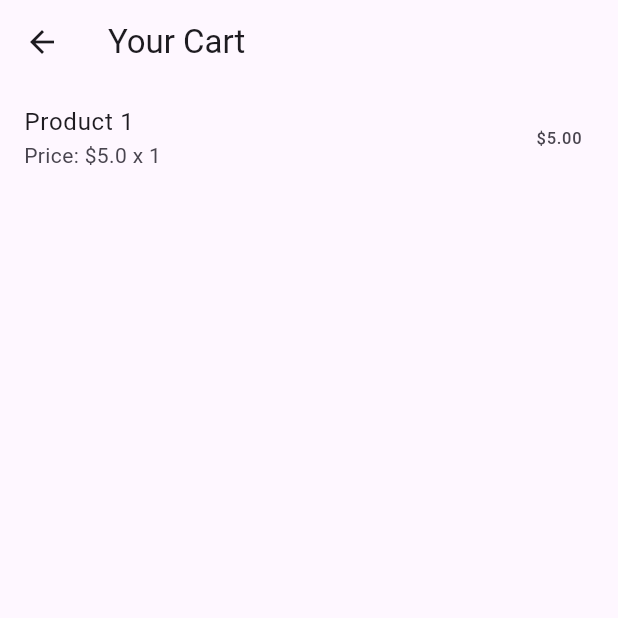
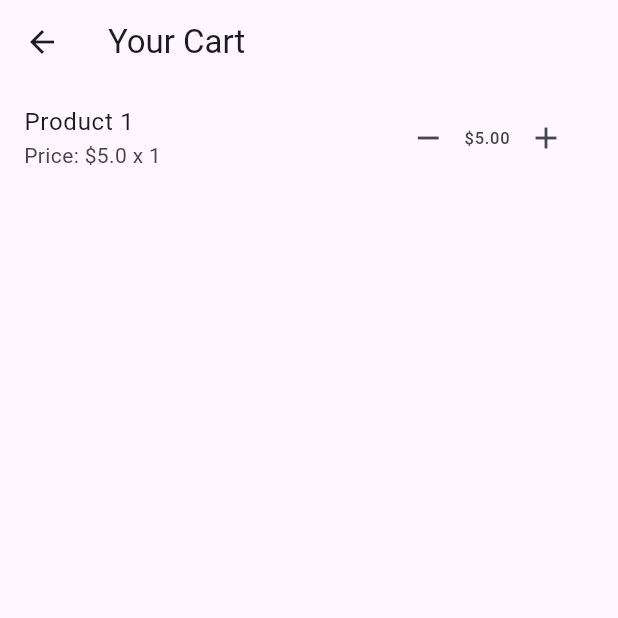
Before and after one commit to ginuraB/quikimart, a Flutter app: the ProductDetailsScreen screen opened directly with empty values, after a tap on "Add to Cart", on a phone screen of 412 x 824 dp, the top half of it. Run offline on Flutter 3.47's test engine with Material 3 defaults, Android fonts, the light colour scheme and no system bars.

Commit message:
final commit for UI  cart fixed everthing working

```diff
--- a/lib/cart_screen.dart
+++ b/lib/cart_screen.dart
@@ -1,14 +1,16 @@
 import 'package:flutter/material.dart';
 import 'cart_item.dart'; // Import Cart Item Model
+import 'cart_state.dart'; // Import global cart list
 
-class CartScreen extends StatelessWidget {
-  final List<CartItem> cartItems;
+class CartScreen extends StatefulWidget {
+  @override
+  _CartScreenState createState() => _CartScreenState();
+}
 
-  CartScreen({required this.cartItems});
-
+class _CartScreenState extends State<CartScreen> {
   @override
   Widget build(BuildContext context) {
-    double totalPrice = cartItems.fold(0.0, (sum, item) => sum + item.totalPrice);
+    double totalPrice = globalCart.fold(0.0, (sum, item) => sum + item.totalPrice);
 
     return Scaffold(
       appBar: AppBar(title: Text('Your Cart')),
@@ -16,13 +18,38 @@ class CartScreen extends StatelessWidget {
         children: [
           Expanded(
             child: ListView.builder(
-              itemCount: cartItems.length,
+              itemCount: globalCart.length,
               itemBuilder: (context, index) {
-                final item = cartItems[index];
+                final item = globalCart[index];
                 return ListTile(
                   title: Text(item.name),
                   subtitle: Text('Price: \$${item.price} x ${item.quantity}'),
-                  trailing: Text('\$${item.totalPrice.toStringAsFixed(2)}'),
+                  trailing: Row(
+                    mainAxisSize: MainAxisSize.min,
+                    children: [
+                      IconButton(
+                        icon: Icon(Icons.remove),
+                        onPressed: () {
+                          setState(() {
+                            if (item.quantity > 1) {
+                              item.quantity--;
+                            } else {
+                              globalCart.removeAt(index);
+                            }
+                          });
+                        },
+                      ),
+                      Text('\$${item.totalPrice.toStringAsFixed(2)}'),
+                      IconButton(
+                        icon: Icon(Icons.add),
+                        onPressed: () {
+                          setState(() {
+                            item.quantity++;
+                          });
+                        },
+                      ),
+                    ],
+                  ),
                 );
               },
             ),
--- a/lib/cart_state.dart
+++ b/lib/cart_state.dart
@@ -1,4 +1,4 @@
 import 'cart_item.dart';
 
-// Shared cart list
+// Shared cart list across screens
 List<CartItem> globalCart = [];
--- a/lib/product_details_screen.dart
+++ b/lib/product_details_screen.dart
@@ -1,17 +1,23 @@
 import 'package:flutter/material.dart';
+import 'cart_item.dart'; // Import CartItem model
+import 'cart_state.dart'; // Import global cart
 import 'cart_screen.dart';
-import 'cart_item.dart'; // Import your CartItem model (if you haven't already)
 
-class ProductDetailsScreen extends StatelessWidget {
-  final int productId; // To receive product ID
+class ProductDetailsScreen extends StatefulWidget {
+  final int productId; // Product ID to identify the product
 
-  // Constructor to receive productId
   ProductDetailsScreen({required this.productId});
 
   @override
+  _ProductDetailsScreenState createState() => _ProductDetailsScreenState();
+}
+
+class _ProductDetailsScreenState extends State<ProductDetailsScreen> {
+  @override
   Widget build(BuildContext context) {
-    // Example cartItems list for this screen
-    List<CartItem> cartItems = [];
+    final productName = 'Product ${widget.productId + 1}'; // Example product name
+    final productPrice = (widget.productId + 1) * 5.0; // Example price calculation
+    final productDescription = 'Description of product ${widget.productId + 1}';
 
     return Scaffold(
       appBar: AppBar(
@@ -22,30 +28,49 @@ class ProductDetailsScreen extends StatelessWidget {
         child: Column(
           children: [
             Text(
-              'Product ${productId + 1}', // Displaying product based on ID
+              productName,
               style: TextStyle(fontSize: 24, fontWeight: FontWeight.bold),
             ),
             SizedBox(height: 10),
             Text(
-              'Description of product ${productId + 1}', // Simple description
+              productDescription,
               style: TextStyle(fontSize: 16),
             ),
             SizedBox(height: 20),
             Text(
-              '\$${(productId + 1) * 5}', // Product price (can be replaced with real data)
+              '\$$productPrice',
               style: TextStyle(fontSize: 22, fontWeight: FontWeight.bold),
             ),
             Spacer(),
             ElevatedButton(
               onPressed: () {
-                // Add the product to the cart (example)
-                cartItems.add(CartItem(name: 'Product ${productId + 1}', price: (productId + 1) * 5, quantity: 1));
+                // Add the product to the cart
+                final cartItem = CartItem(
+                  name: productName,
+                  price: productPrice,
+                  quantity: 1,
+                );
 
-                // Navigate to Cart Screen and pass cartItems
+                // Check if the item is already in the cart
+                bool itemExists = false;
+                for (var item in globalCart) {
+                  if (item.name == cartItem.name) {
+                    itemExists = true;
+                    break;
+                  }
+                }
+
+                if (!itemExists) {
+                  setState(() {
+                    globalCart.add(cartItem); // Add item to the global cart
+                  });
+                }
+
+                // Navigate to Cart Screen
                 Navigator.push(
                   context,
                   MaterialPageRoute(
-                    builder: (context) => CartScreen(cartItems: cartItems), // Pass cartItems here
+                    builder: (context) => CartScreen(),
                   ),
                 );
               },
```
Also changed, not shown: lib/home_screen.dart (+4 -4 lines), lib/product_list_screen.dart (+4 -9 lines), assets/images/categories/bakery.png (added), assets/images/categories/beverages.png, assets/images/categories/diary.png (added), assets/images/categories/meat.jpg (deleted), assets/images/categories/meat.png (added), assets/images/categories/pantry&staple.png (added), assets/images/categories/vegi.png, assets/images/products/bagels.jpg, assets/images/products/croissants.jpg, assets/images/products/juice.jpg, assets/images/products/pork.jpg.
